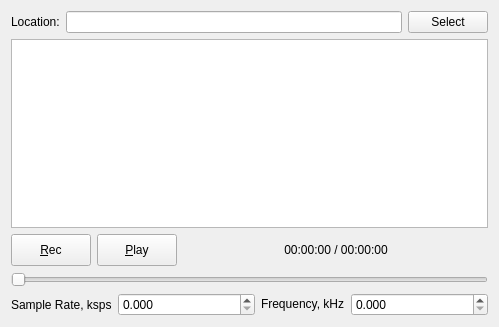
The window that src/qtgui/iq_tool.ui (sultanqasim/gqrx) describes before a commit, drawn with Qt 5.
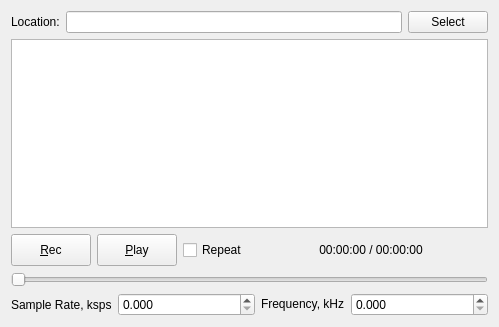
The same window after the commit. Icons and pictures are not drawn.

Commit message: iq_tool: implement repeated playback option

Patch:
```diff
--- a/src/qtgui/iq_tool.ui
+++ b/src/qtgui/iq_tool.ui
@@ -152,6 +152,16 @@
        </property>
       </widget>
      </item>
+     <item>
+      <widget class="QCheckBox" name="repeat">
+       <property name="locale">
+        <locale language="C" country="AnyCountry"/>
+       </property>
+       <property name="text">
+        <string>Repeat</string>
+       </property>
+      </widget>
+     </item>
      <item>
       <spacer name="horizontalSpacer">
        <property name="orientation">
```
The commit also changes 4 other files.
